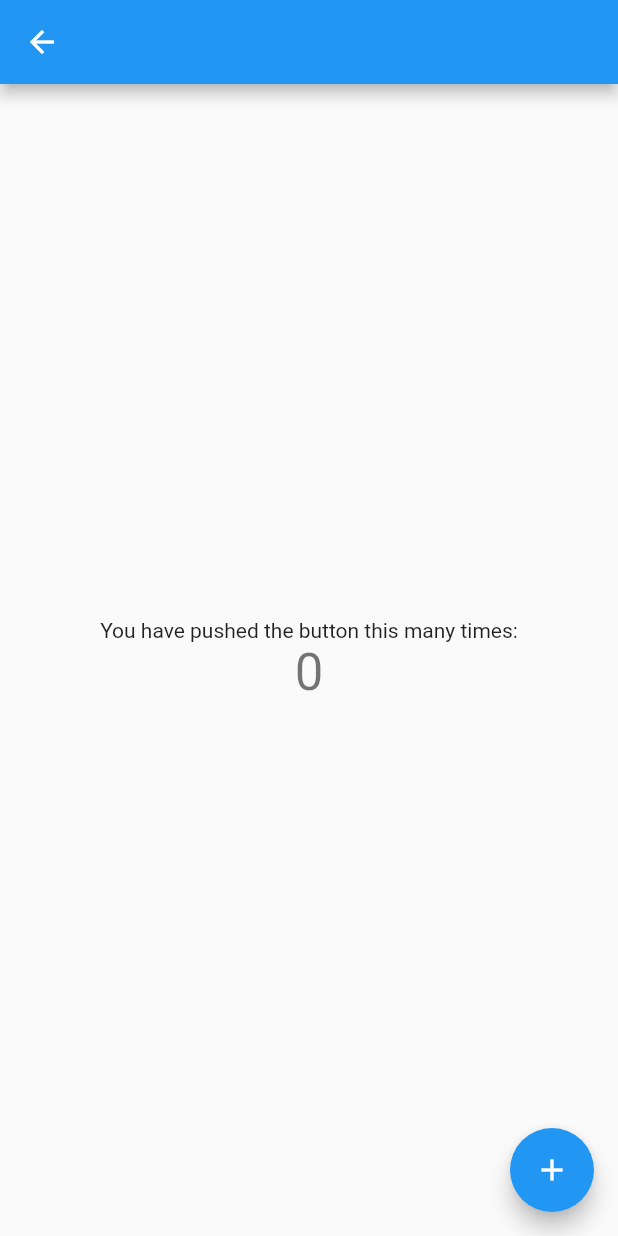
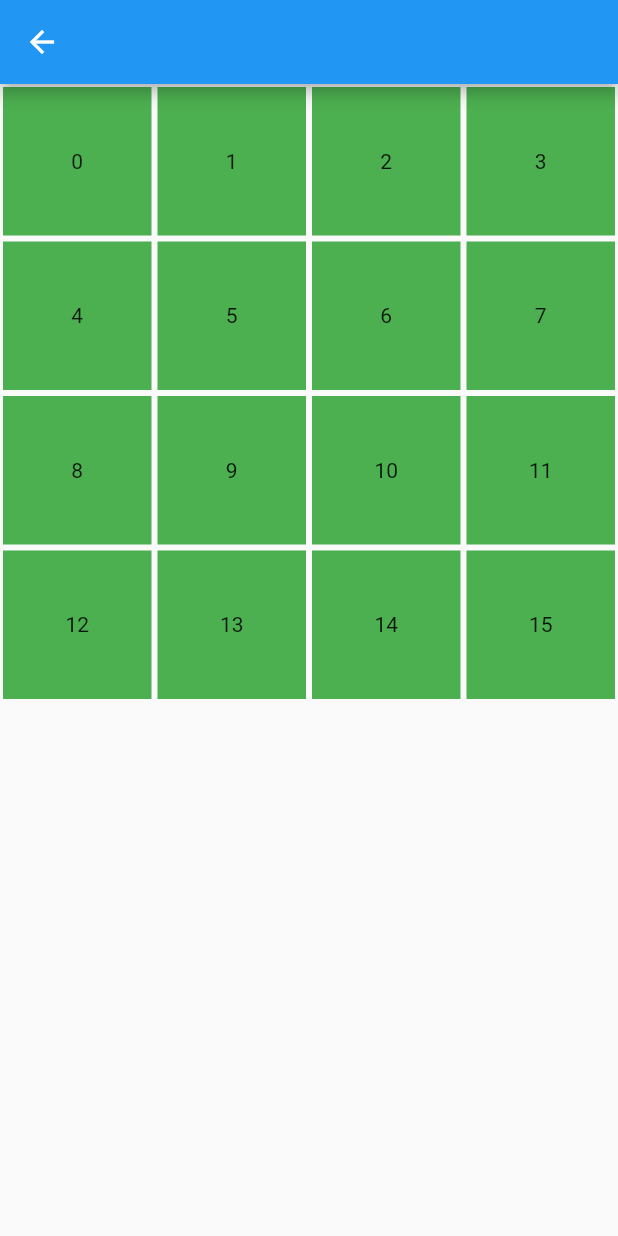
Before and after one commit to kltsv/s7hack, a Flutter app: the screen it shows after launch, on a phone screen of 412 x 824 dp. Run offline on Flutter 3.47's test engine with Material 2 defaults, Android fonts, the phone set to English and light mode, and no system bars; our stand-ins replace freezed_annotation, hive, riverpod; accounts and stored records are empty; generated files the repository leaves out were written again.

Commit message:
Simple field.

```diff
--- a/lib/ui/counter/counter_page.dart
+++ b/lib/ui/counter/counter_page.dart
@@ -1,5 +1,4 @@
 import 'package:flutter/material.dart';
-import 'package:s7hack/app/di.dart';
 
 class CounterPage extends StatefulWidget {
   @override
@@ -7,53 +6,84 @@ class CounterPage extends StatefulWidget {
 }
 
 class _CounterPageState extends State<CounterPage> {
-  int _counter = 0;
-
-  @override
-  void initState() {
-    super.initState();
-    _loadCounter();
-  }
-
-  void _incrementCounter() {
-    setState(() {
-      _counter++;
-      _cacheCounter(_counter);
-    });
-  }
-
-  void _cacheCounter(int counter) =>
-      di.cache.save('counter', {'value': counter});
-
-  void _loadCounter() {
-    final raw = di.cache.load('counter');
-    if (raw != null) {
-      _counter = raw['value'] as int;
-    }
-  }
-
   @override
   Widget build(BuildContext context) {
     return Scaffold(
       appBar: AppBar(),
-      body: Center(
-        child: Column(
-          mainAxisAlignment: MainAxisAlignment.center,
-          children: <Widget>[
-            Text(
-              'You have pushed the button this many times:',
+      body: SafeArea(child: Board(array: array, rows: 4, columns: 4)),
+    );
+  }
+}
+
+final array = List.generate(16, (index) => index);
+
+class Board extends StatefulWidget {
+  final List<int> array;
+  final int rows;
+  final int columns;
+
+  const Board({
+    Key? key,
+    required this.array,
+    required this.rows,
+    required this.columns,
+  }) : super(key: key);
+
+  @override
+  _BoardState createState() => _BoardState();
+}
+
+class _BoardState extends State<Board> {
+  @override
+  Widget build(BuildContext context) {
+    return LayoutBuilder(
+      builder: (context, constraints) {
+        final size = constraints.smallest;
+        final itemSize = size.width == size.shortestSide
+            ? size.width / widget.columns
+            : size.height / widget.rows;
+        return CustomScrollView(
+          physics: NeverScrollableScrollPhysics(),
+          slivers: [
+            SliverGrid.count(
+              crossAxisCount: widget.columns,
+              children: [
+                for (var i = 0; i < array.length; i++)
+                  ValueView(value: array[i], size: itemSize),
+              ],
+            )
+          ],
+        );
+      },
+    );
+  }
+}
+
+class ValueView extends StatelessWidget {
+  final int value;
+  final double size;
+
+  const ValueView({
+    Key? key,
+    required this.value,
+    required this.size,
+  }) : super(key: key);
+
+  @override
+  Widget build(BuildContext context) {
+    return Container(
+      width: size,
+      height: size,
+      child: Padding(
+        padding: const EdgeInsets.all(2.0),
+        child: Container(
+          color: Colors.green,
+          child: Center(
+            child: Text(
+              value.toString(),
             ),
-            Text(
-              '$_counter',
-              style: Theme.of(context).textTheme.headline4,
-            ),
-          ],
+          ),
         ),
-      ),
-      floatingActionButton: FloatingActionButton(
-        onPressed: _incrementCounter,
-        tooltip: 'Increment',
-        child: Icon(Icons.add),
       ),
     );
   }
```
